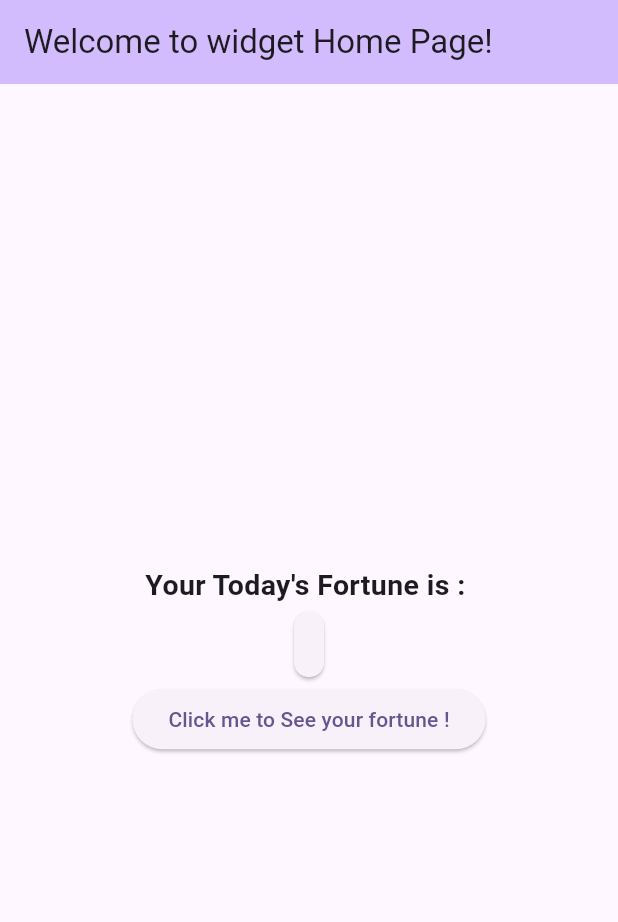
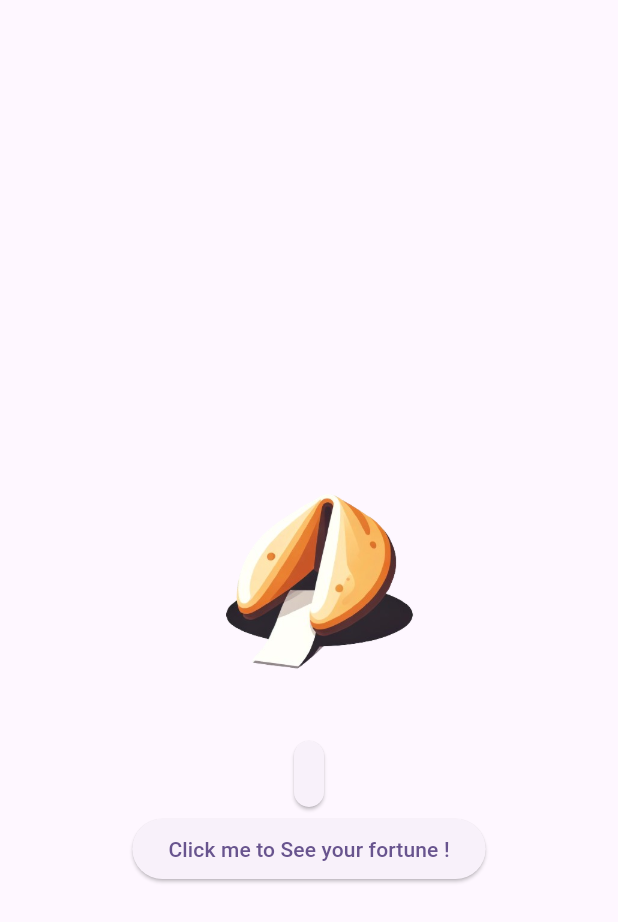
Before and after one commit to mustaqeem-m/Fortune-Cookies-Flutter, a Flutter app: the screen it shows after launch, on a phone screen of 412 x 824 dp. Shown: the top 922 px of the screen. Run offline on Flutter 3.47's test engine with Material 3 defaults, Android fonts, the phone set to English and light mode, and no system bars.

```diff
--- a/lib/main.dart
+++ b/lib/main.dart
@@ -26,7 +26,7 @@ class MyHomePage extends StatefulWidget {
 }
 
 class _MyHomePageState extends State<MyHomePage> {
-  int _counter = 0;
+  final int _counter = 0;
   String _currentFortune = "";
 
   final _fortuneList = [
@@ -72,7 +72,6 @@ class _MyHomePageState extends State<MyHomePage> {
     "Doubt dies in disciplined action.",
   ];
 
-
   void _randomFortune() {
     var random = Random();
     int fortune = random.nextInt(_fortuneList.length);
@@ -82,46 +81,41 @@ class _MyHomePageState extends State<MyHomePage> {
     print(_currentFortune);
   }
 
-  void _incrementCounter() {
-    setState(() {
-      _counter++;
-    });
-  }
+  // void _incrementCounter() {
+  //   setState(() {
+  //     _counter++;
+  //   });
+  // }
 
   @override
   Widget build(BuildContext context) {
     return Scaffold(
-      appBar: AppBar(
-        backgroundColor: Theme.of(context).colorScheme.inversePrimary,
-        title: Text("Welcome to widget Home Page!"),
-      ),
+      appBar: AppBar(),
       body: Center(
-
         child: Column(
           mainAxisAlignment: MainAxisAlignment.center,
           children: <Widget>[
-            Text("Your Today's Fortune is : ",
-            style: TextStyle(
-            fontSize: 19,
-            fontWeight: FontWeight.bold
-            )
-
+            Image.asset(
+              'assets/images/fortune_cookie.png',
+              width: 200,
+              height: 200,
+              fit: BoxFit.cover,
             ),
             Card(
-              child:  Padding(
+              child: Padding(
                 padding: const EdgeInsets.all(10.0),
                 child: Text(
                   _currentFortune,
                   style: Theme.of(context).textTheme.titleMedium?.copyWith(
                     fontWeight: FontWeight.bold,
-                )
+                  ),
                 ),
               ),
             ),
             ElevatedButton(
               onPressed: _randomFortune,
-            child: Text("Click me to See your fortune !")
-            )
+              child: Text("Click me to See your fortune !"),
+            ),
           ],
         ),
       ),
--- a/pubspec.yaml
+++ b/pubspec.yaml
@@ -58,9 +58,8 @@ flutter:
   uses-material-design: true
 
   # To add assets to your application, add an assets section, like this:
-  # assets:
-  #   - images/a_dot_burr.jpeg
-  #   - images/a_dot_ham.jpeg
+  assets:
+    - assets/images/fortune_cookie.png
 
   # An image asset can refer to one or more resolution-specific "variants", see
   # https://flutter.dev/to/resolution-aware-images
```
Also changed, not shown: assets/images/fortune_cookie.png (added), 1 other file. Lines whose indentation alone changed are shown as unchanged.
